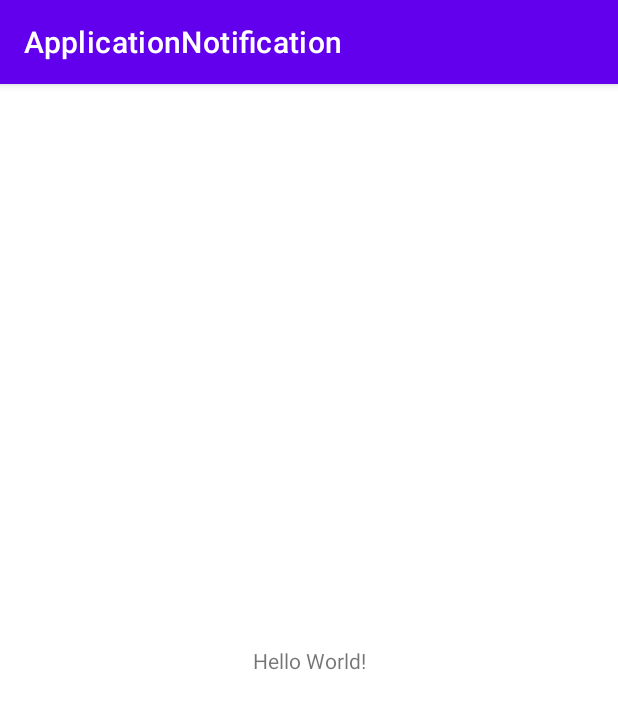
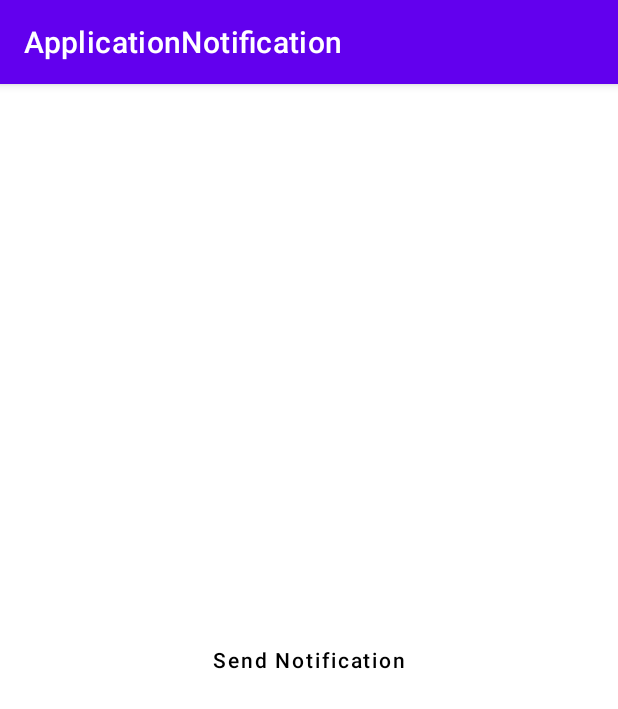
Before and after one commit to MarceloCLopes/ApplicationNotification, an Android app: the screen it shows after launch (MainActivity), on a phone screen of 412 x 824 dp. Shown: the top 709 px of the screen. Run offline under Robolectric (Android 15) with nearby library versions, the phone set to English and light mode, and no system bars.

Commit message:
created components file

```diff
--- a/app/src/main/res/layout/activity_main.xml
+++ b/app/src/main/res/layout/activity_main.xml
@@ -7,10 +7,14 @@
     android:layout_height="match_parent"
     tools:context=".MainActivity">
 
-    <TextView
+    <Button
+        android:id="@+id/button_send_notification"
         android:layout_width="wrap_content"
         android:layout_height="wrap_content"
-        android:text="Hello World!"
+        android:background="@android:color/transparent"
+        android:textColor="@color/black"
+        android:textAllCaps="false"
+        android:text="@string/text_send_notification"
         app:layout_constraintBottom_toBottomOf="parent"
         app:layout_constraintLeft_toLeftOf="parent"
         app:layout_constraintRight_toRightOf="parent"
```
